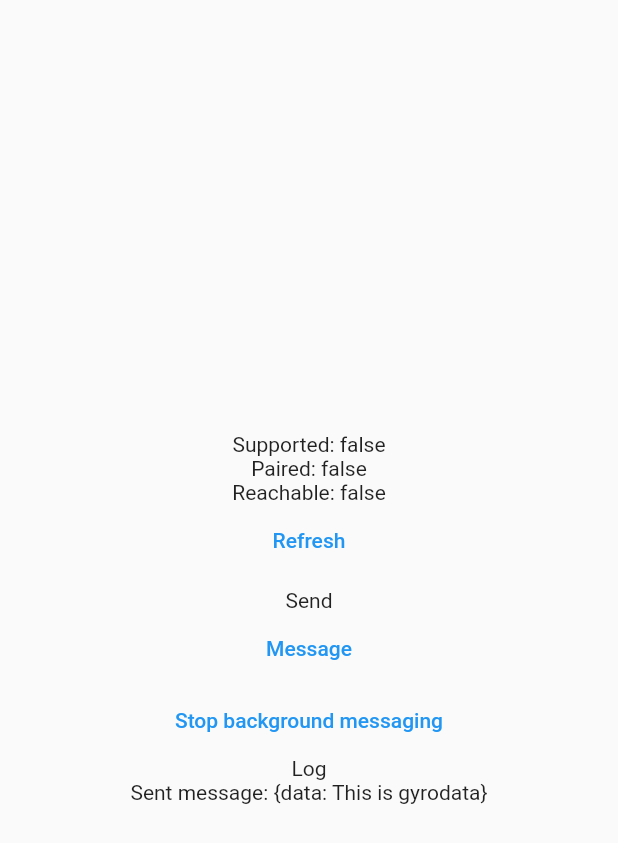
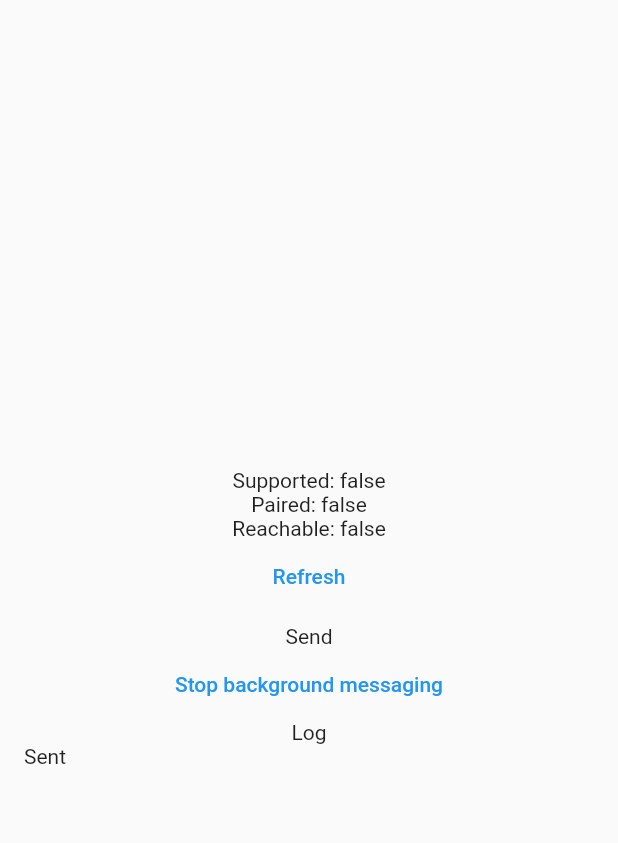
Before and after one commit to Haardik-Ravat/Complex-Behaviour-Recognition, a Flutter app: the screen it shows after launch, after a tap on an icon or button, on a phone screen of 412 x 824 dp. Shown: the top 843 px of the screen. Run offline on Flutter 3.47's test engine with Material 2 defaults, Android fonts, the phone set to English and light mode, and no system bars; our stand-ins replace flutter_blue_plus, sensors; missing offline and left inert: is_wear, watch_connectivity, wear.

Commit message:
Add gyro and accelerometer data transfer

```diff
--- a/wear_OS/lib/main.dart
+++ b/wear_OS/lib/main.dart
@@ -3,7 +3,7 @@ import 'dart:io';
 
 import 'package:flutter/material.dart';
 import 'package:is_wear/is_wear.dart';
-
+import 'package:sensors/sensors.dart';
 import 'package:watch_connectivity/watch_connectivity.dart';
 import 'package:wear/wear.dart';
 
@@ -27,8 +27,6 @@ class MyApp extends StatefulWidget {
 class _MyAppState extends State<MyApp> {
   late final WatchConnectivityBase _watch;
 
-  var _count = 0;
-
   var _supported = false;
   var _paired = false;
   var _reachable = false;
@@ -38,6 +36,11 @@ class _MyAppState extends State<MyApp> {
 
   Timer? timer;
 
+  AccelerometerEvent? _accelerometerEvent;
+  GyroscopeEvent? _gyroscopeEvent;
+  StreamSubscription<AccelerometerEvent>? _accelerometerStream;
+  StreamSubscription<GyroscopeEvent>? _gyroscopeStream;
+
   @override
   void initState() {
     super.initState();
@@ -45,6 +48,27 @@ class _MyAppState extends State<MyApp> {
     _watch.messageStream
         .listen((e) => setState(() => _log.add('Received message: $e')));
     initPlatformState();
+
+    _accelerometerStream =
+        accelerometerEvents.listen((AccelerometerEvent event) {
+      setState(() {
+        _accelerometerEvent = event;
+      });
+    });
+
+    _gyroscopeStream = gyroscopeEvents.listen((GyroscopeEvent event) {
+      setState(() {
+        _gyroscopeEvent = event;
+      });
+    });
+  }
+
+  @override
+  void dispose() {
+    _accelerometerStream?.cancel();
+    _gyroscopeStream?.cancel();
+    timer?.cancel();
+    super.dispose();
   }
 
   void initPlatformState() async {
@@ -58,9 +82,11 @@ class _MyAppState extends State<MyApp> {
   Widget build(BuildContext context) {
     final home = Scaffold(
       body: Center(
-        child: SingleChildScrollView(
+        child: Padding(
           padding: const EdgeInsets.all(16),
           child: SafeArea(
+            child: SingleChildScrollView(
+              scrollDirection: Axis.vertical,
               child: Column(
                 mainAxisAlignment: MainAxisAlignment.center,
                 children: [
@@ -77,22 +103,23 @@ class _MyAppState extends State<MyApp> {
                     mainAxisAlignment: MainAxisAlignment.center,
                     children: [
                       TextButton(
-                      onPressed: sendMessage,
-                      child: const Text('Message'),
-                    ),
-                  ],
-                ),
-                TextButton(
                         onPressed: toggleBackgroundMessaging,
                         child: Text(
                           '${timer == null ? 'Start' : 'Stop'} background messaging',
                           textAlign: TextAlign.center,
                         ),
                       ),
+                    ],
+                  ),
                   const SizedBox(width: 16),
                   const Text('Log'),
-                ..._log.reversed.map(Text.new),
+                  ListView(
+                    shrinkWrap: true,
+                    reverse: true,
+                    children: _log.map((message) => Text(message)).toList(),
+                  ),
                 ],
+              ),
             ),
           ),
         ),
@@ -109,19 +136,6 @@ class _MyAppState extends State<MyApp> {
     );
   }
 
-  void sendMessage() {
-    final message = {'data': 'This is gyrodata'};
-    _watch.sendMessage(message);
-    setState(() => _log.add('Sent message: $message'));
-  }
-
-  void sendContext() {
-    _count++;
-    final context = {'data': _count};
-    _watch.updateApplicationContext(context);
-    setState(() => _log.add('Sent context: $context'));
-  }
-
   void toggleBackgroundMessaging() {
     if (timer == null) {
       timer = Timer.periodic(const Duration(seconds: 1), (_) => sendMessage());
@@ -131,4 +145,21 @@ class _MyAppState extends State<MyApp> {
     }
     setState(() {});
   }
+
+  void sendMessage() {
+    final message = {
+      'accelerometer': {
+        'x': _accelerometerEvent?.x,
+        'y': _accelerometerEvent?.y,
+        'z': _accelerometerEvent?.z,
+      },
+      'gyroscope': {
+        'x': _gyroscopeEvent?.x,
+        'y': _gyroscopeEvent?.y,
+        'z': _gyroscopeEvent?.z,
+      },
+    };
+    _watch.sendMessage(message);
+    setState(() => _log.add('Sent'));
   }
+}
```
Lines whose indentation alone changed are shown as unchanged.
